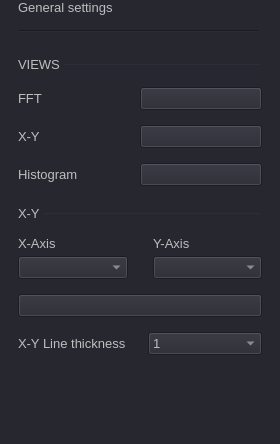
First picture: the form in ui/osc_general_settings.ui, repository analogdevicesinc/scopy, before the edit.
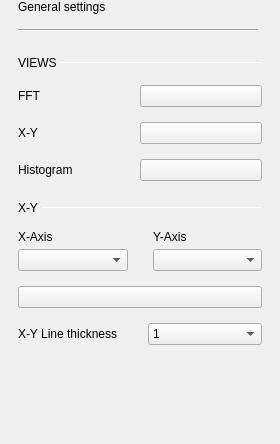
Second picture: the form after the edit. Custom widgets are drawn as their Qt base class.

Diff of the .ui file:
```diff
--- a/ui/osc_general_settings.ui
+++ b/ui/osc_general_settings.ui
@@ -14,31 +14,7 @@
    <string>GeneralSettings</string>
   </property>
   <property name="styleSheet">
-   <string notr="true">QWidget
-{
-  background-color: rgb(39, 39, 48);
-  color: rgb(190, 190, 190);
-  font: 10pt;
-  font-style: normal;
-  font-weight: normal;
-
-}
-
-QCheckBox {
-  spacing: 8px;
-  background-color: transparent;
-  font-size: 14px;
-  font-weight: bold;
-}
-
-QCheckBox::indicator {
-  width: 14px;
-  height: 14px;
-  border: 2px solid rgb(74,100,255);
-  border-radius: 4px;
-}
-QCheckBox::indicator:unchecked { background-color: transparent; }
-QCheckBox::indicator:checked { background-color: rgb(74,100,255); }</string>
+   <string notr="true"/>
   </property>
   <layout class="QVBoxLayout" name="verticalLayout">
    <property name="spacing">
```
